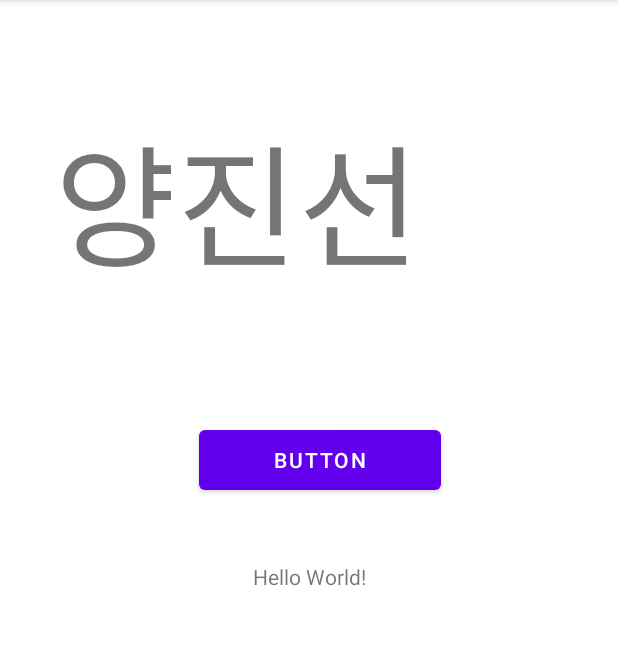
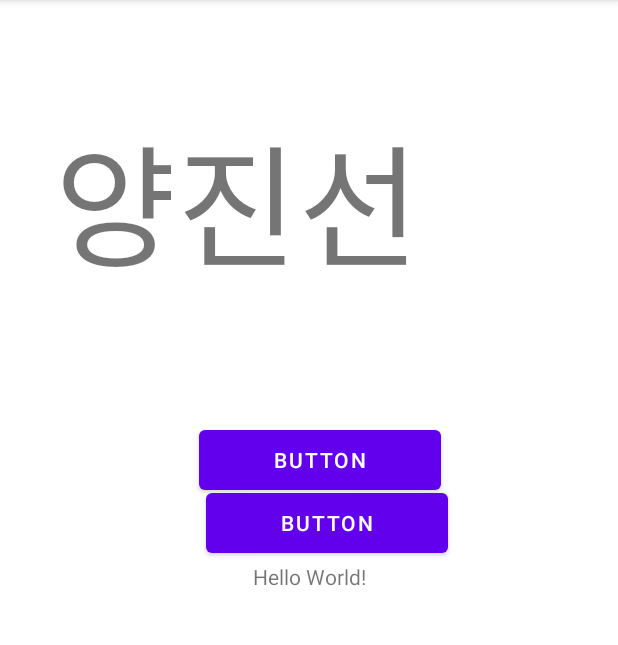
Before and after one commit to minju0213/Cooknote, an Android app: the screen it shows after launch (MainActivity), on a phone screen of 412 x 824 dp, the part 84-729 px from its top. Run offline under Robolectric (Android 15) with nearby library versions, the phone set to English and light mode, and no system bars.

Commit message:
02.23 - 양진선 텍스트 - 버튼 위치 조절 2

```diff
--- a/app/src/main/res/layout/activity_main.xml
+++ b/app/src/main/res/layout/activity_main.xml
@@ -28,6 +28,18 @@
         app:layout_constraintTop_toTopOf="parent"
         app:layout_constraintVertical_bias="0.87" />
 
+    <Button
+        android:id="@+id/button2"
+        android:layout_width="161dp"
+        android:layout_height="52dp"
+        android:text="Button"
+        app:layout_constraintBottom_toTopOf="@+id/textView4"
+        app:layout_constraintEnd_toEndOf="parent"
+        app:layout_constraintHorizontal_bias="0.548"
+        app:layout_constraintStart_toStartOf="parent"
+        app:layout_constraintTop_toTopOf="parent"
+        app:layout_constraintVertical_bias="1.0" />
+
     <TextView
         android:id="@+id/textView5"
         android:layout_width="262dp"
```
